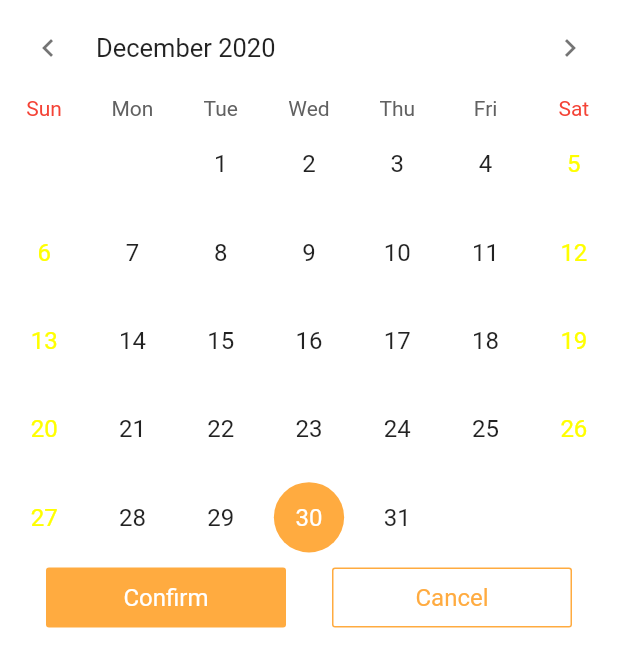
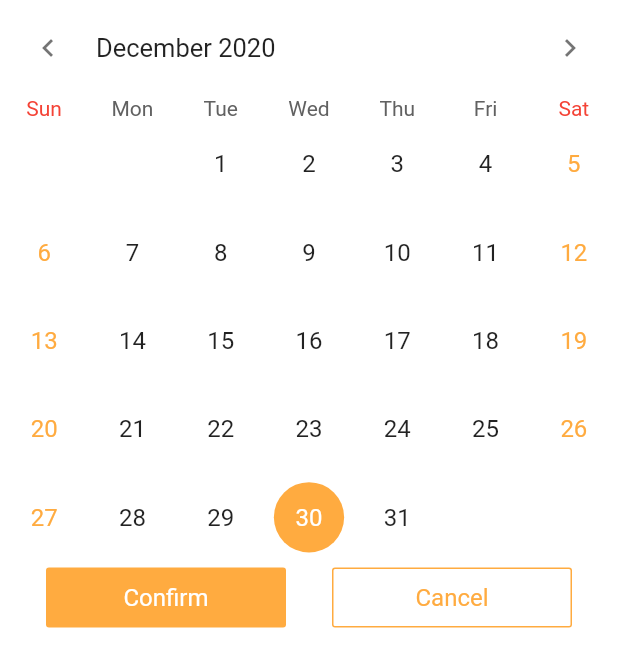
Before and after one commit to ripplearc/groundvisual-flutter, a Flutter app: the CalendarPage widget shown alone on an empty page, opened directly, on a phone screen of 412 x 824 dp. Shown: the top 667 px of the screen. Run offline on Flutter 3.47's test engine with Material 2 defaults, Android fonts, the phone set to English and light mode, and no system bars; drawn by our look-alikes of table_calendar; our stand-ins replace bloc, charts_flutter, equatable, fl_chart, fluro, flutter_bloc and 10 more; missing offline and left inert: dart_date; generated files the repository leaves out were written again; statements that could not run were skipped.

Commit message:
- fix Calendar page color

```diff
--- a/lib/components/calendar_page.dart
+++ b/lib/components/calendar_page.dart
@@ -93,7 +93,7 @@ class _CalendarPageState extends State<CalendarPage>
       weekendStyle: Theme.of(context)
           .textTheme
           .subtitle1
-          .apply(color: Theme.of(context).colorScheme.primaryVariant),
+          .apply(color: Theme.of(context).colorScheme.primary),
       todayColor: Theme.of(context).colorScheme.primaryVariant,
       todayStyle: Theme.of(context)
           .textTheme
```
